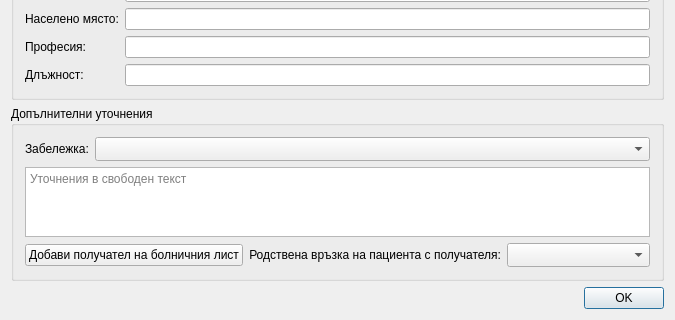
Before: the Qt Designer form src/View/Widgets/SickLeaveDialog.ui in thefinalcutbg/DinoDent, drawn with Qt 5; both pictures show x 0 to 675 and y 356 to 676 of the 675 by 676 pixel window.
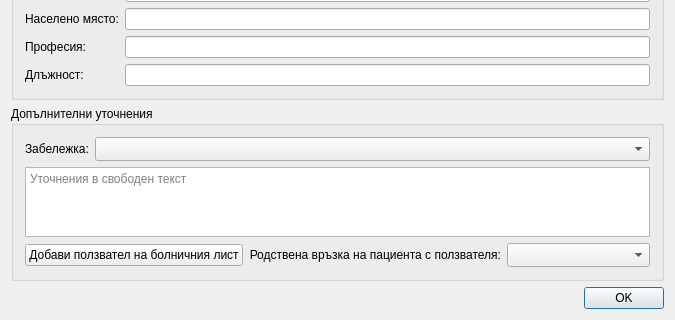
After: the same form once the commit is applied. Custom widgets are drawn as their Qt base class.

Commit message: button rename

```diff
--- a/src/View/Widgets/SickLeaveDialog.ui
+++ b/src/View/Widgets/SickLeaveDialog.ui
@@ -548,7 +548,7 @@
          <item>
           <widget class="QPushButton" name="caregiverButton">
            <property name="text">
-            <string>Добави получател на болничния лист</string>
+            <string>Добави ползвател на болничния лист</string>
            </property>
           </widget>
          </item>
@@ -561,7 +561,7 @@
             </sizepolicy>
            </property>
            <property name="text">
-            <string>Родствена връзка на пациента с получателя:</string>
+            <string>Родствена връзка на пациента с ползвателя:</string>
            </property>
            <property name="alignment">
             <set>Qt::AlignmentFlag::AlignRight|Qt::AlignmentFlag::AlignTrailing|Qt::AlignmentFlag::AlignVCenter</set>
```
Left out of the diff: 6 changed lines with no effect on the pictures.
